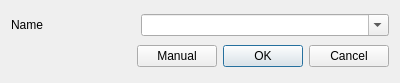
First picture: the form in plugins/installer_quick/src/simpleinstalldialog.ui, repository Holt59/mo2-merge, before the edit.
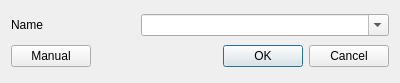
Second picture: the form after the edit.

Commit message: [installer_quick] Move the manual button away from the OK button

```diff
--- a/plugins/installer_quick/src/simpleinstalldialog.ui
+++ b/plugins/installer_quick/src/simpleinstalldialog.ui
@@ -34,6 +34,19 @@
    </item>
    <item>
     <layout class="QHBoxLayout" name="horizontalLayout_2">
+     <item>
+      <widget class="QPushButton" name="manualBtn">
+       <property name="toolTip">
+        <string>Opens a Dialog that allows custom modifications.</string>
+       </property>
+       <property name="whatsThis">
+        <string>Opens a Dialog that allows custom modifications.</string>
+       </property>
+       <property name="text">
+        <string>Manual</string>
+       </property>
+      </widget>
+     </item>
      <item>
       <spacer name="horizontalSpacer">
        <property name="orientation">
@@ -47,19 +60,6 @@
        </property>
       </spacer>
      </item>
-     <item>
-      <widget class="QPushButton" name="manualBtn">
-       <property name="toolTip">
-        <string>Opens a Dialog that allows custom modifications.</string>
-       </property>
-       <property name="whatsThis">
-        <string>Opens a Dialog that allows custom modifications.</string>
-       </property>
-       <property name="text">
-        <string>Manual</string>
-       </property>
-      </widget>
-     </item>
      <item>
       <widget class="QPushButton" name="okBtn">
        <property name="text">
```
The commit also changes 1 other file.
